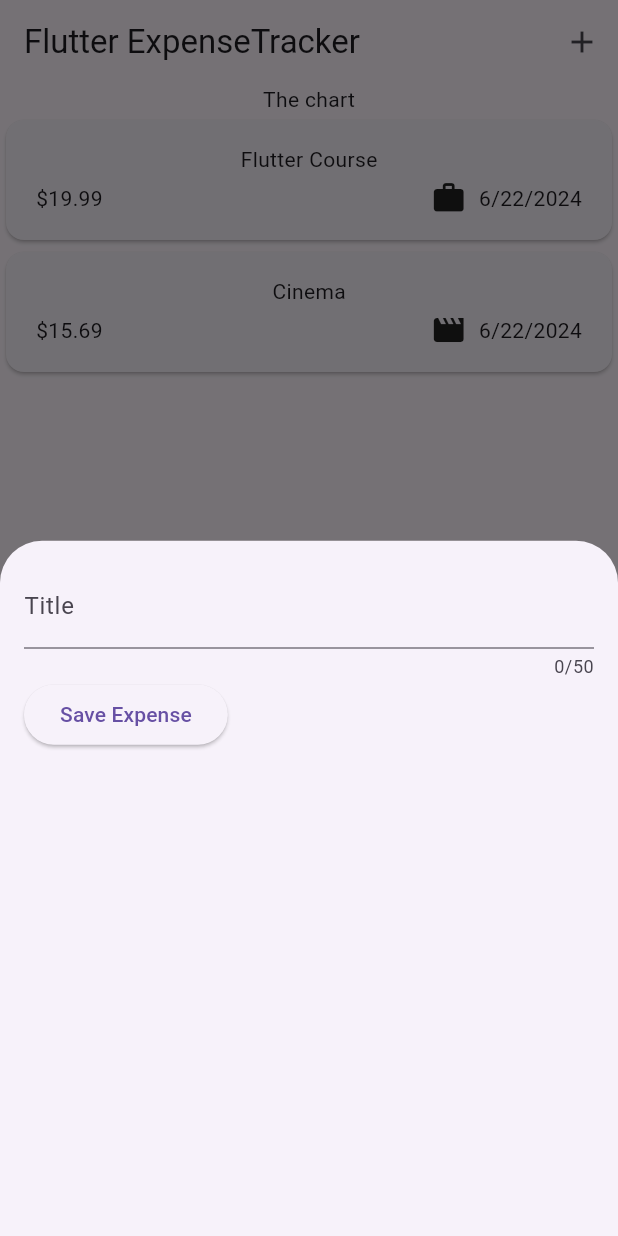
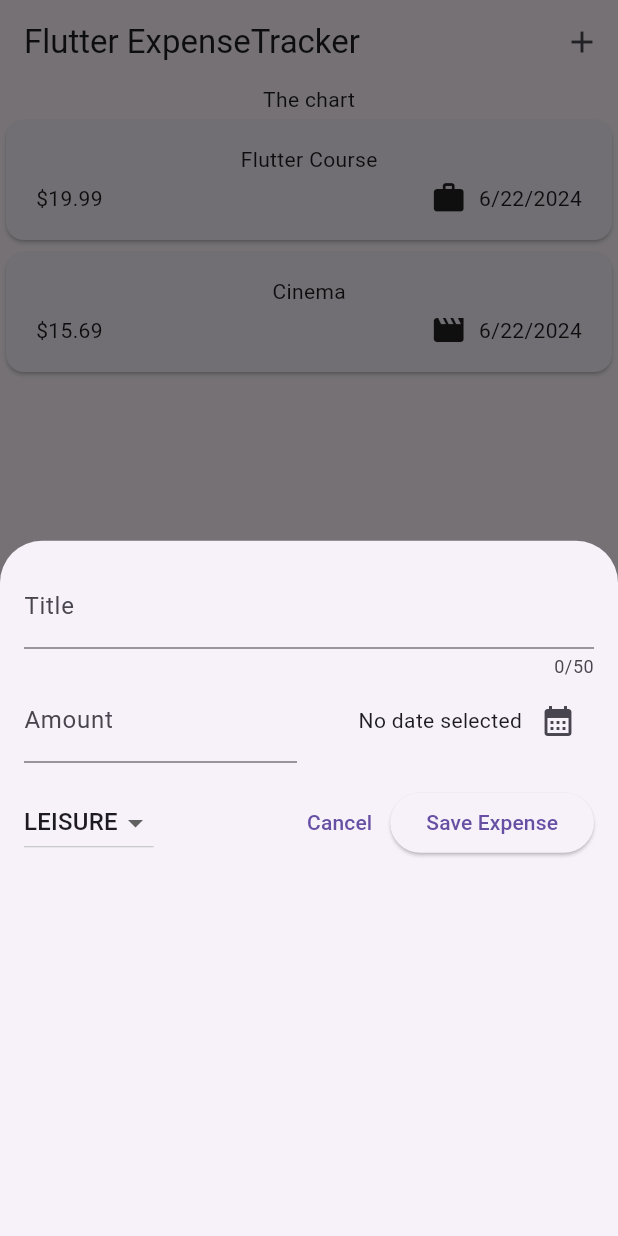
Before and after one commit to jimmurf5/flutter-expense-app, a Flutter app: the screen it shows after launch, after a tap on the "add" icon, on a phone screen of 412 x 824 dp. Run offline on Flutter 3.47's test engine with Material 3 defaults, Android fonts, the phone set to English and light mode, and no system bars.

Commit message:
drop down added

```diff
--- a/lib/widgets/new_expense.dart
+++ b/lib/widgets/new_expense.dart
@@ -1,4 +1,6 @@
 import 'package:flutter/material.dart';
+
+import 'package:expense_tracker/models/expense.dart';
 
 class NewExpense extends StatefulWidget {
   const NewExpense({super.key});
@@ -10,21 +12,40 @@ class NewExpense extends StatefulWidget {
 }
 
 class _NewExpenseState extends State<NewExpense> {
-  var _enteredTitle = '';
+  final _titleController = TextEditingController();
+  final _amountController = TextEditingController();
+  DateTime? _selectedDate;
+  Category _selectedCategory = Category.leisure;
 
-  void _saveTitleInput(String inputValue){
-    _enteredTitle = inputValue;
+  void _presentDatePicker() async {
+    final now = DateTime.now();
+    final firstDate = DateTime(now.year - 1, now.month, now.day);
+    final pickedDate = await showDatePicker(
+      context: context,
+      initialDate: now,
+      firstDate: firstDate,
+      lastDate: now,
+    );
+    setState(() {
+      _selectedDate = pickedDate;
+    });
   }
 
+  @override
+  void dispose() {
+    _titleController.dispose();
+    _amountController.dispose();
+    super.dispose();
+  }
 
   @override
   Widget build(BuildContext context) {
-    return  Padding(
-       padding: EdgeInsets.all(16),
+    return Padding(
+      padding: const EdgeInsets.all(16),
       child: Column(
         children: [
           TextField(
-          onChanged: _saveTitleInput,
+            controller: _titleController,
             maxLength: 50,
             decoration: const InputDecoration(
               label: Text('Title'),
@@ -32,9 +53,73 @@ class _NewExpenseState extends State<NewExpense> {
           ),
           Row(
             children: [
+              Expanded(
+                child: TextField(
+                  controller: _amountController,
+                  keyboardType: TextInputType.number,
+                  decoration: const InputDecoration(
+                    prefixText: '\$ ',
+                    label: Text('Amount'),
+                  ),
+                ),
+              ),
+              const SizedBox(width: 16),
+              Expanded(
+                child: Row(
+                  mainAxisAlignment: MainAxisAlignment.end,
+                  crossAxisAlignment: CrossAxisAlignment.center,
+                  children: [
+                    Text(
+                      _selectedDate == null
+                          ? 'No date selected'
+                          : formatter.format(_selectedDate!),
+                    ),
+                    IconButton(
+                      onPressed: _presentDatePicker,
+                      icon: const Icon(
+                        Icons.calendar_month,
+                      ),
+                    ),
+                  ],
+                ),
+              ),
+            ],
+          ),
+          const SizedBox(height: 16),
+          Row(
+            children: [
+              DropdownButton(
+                value: _selectedCategory,
+                items: Category.values
+                    .map(
+                      (category) => DropdownMenuItem(
+                        value: category,
+                        child: Text(
+                          category.name.toUpperCase(),
+                        ),
+                      ),
+                    )
+                    .toList(),
+                onChanged: (value) {
+                  if (value == null) {
+                    return;
+                  }
+                  setState(() {
+                    _selectedCategory = value;
+                  });
+                },
+              ),
+              const Spacer(),
+              TextButton(
+                onPressed: () {
+                  Navigator.pop(context);
+                },
+                child: const Text('Cancel'),
+              ),
               ElevatedButton(
                 onPressed: () {
-            print(_enteredTitle);
+                  print(_titleController.text);
+                  print(_amountController.text);
                 },
                 child: const Text('Save Expense'),
               ),
@@ -44,5 +129,4 @@ class _NewExpenseState extends State<NewExpense> {
       ),
     );
   }
-
 }
```
Lines whose indentation alone changed are shown as unchanged.
